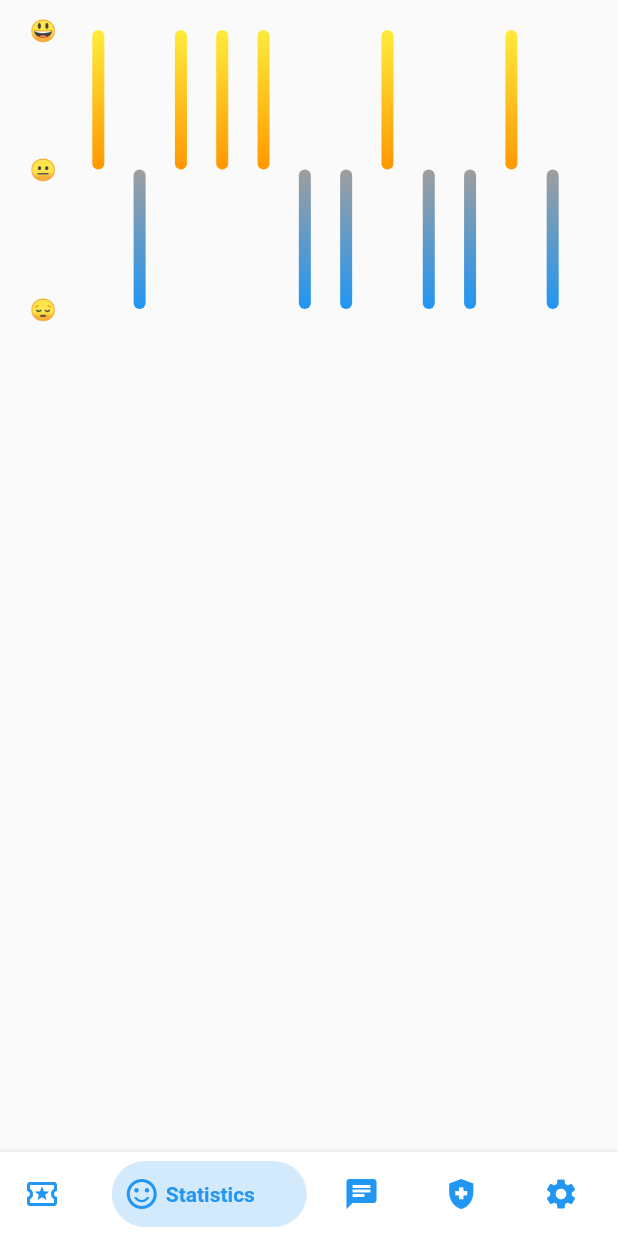
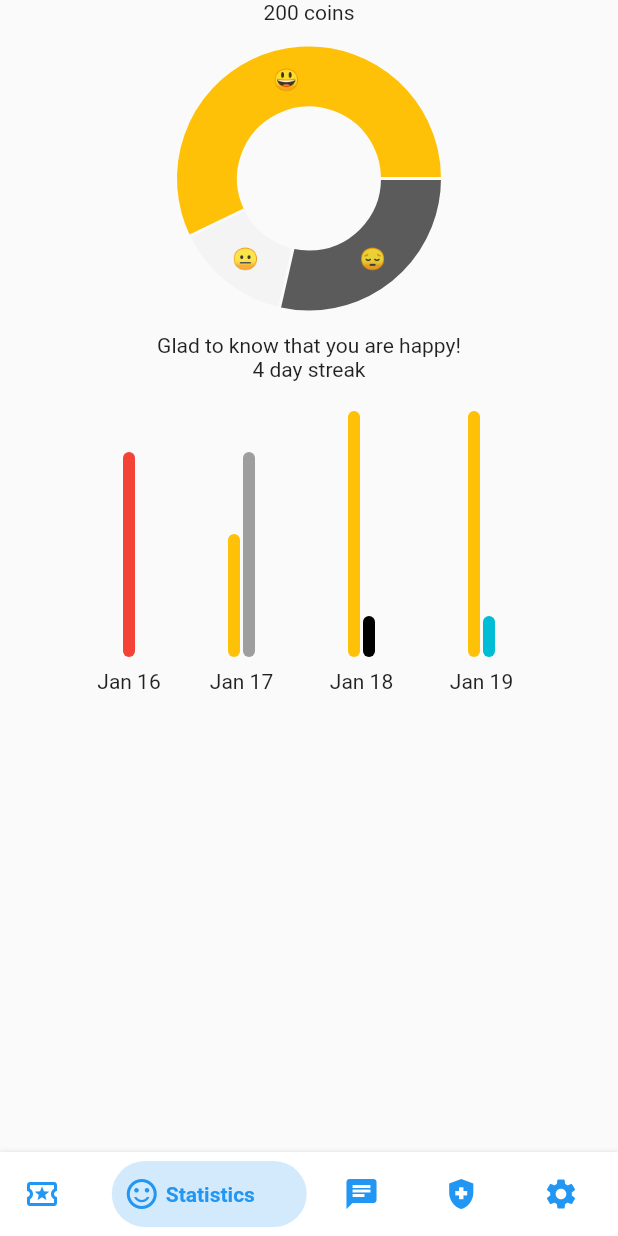
Before and after one commit to devout-coder/Ayuda, a Flutter app: the screen it shows after launch, swiped to page 2, on a phone screen of 412 x 824 dp. Run offline on Flutter 3.47's test engine with Material 2 defaults, Android fonts, the light colour scheme and no system bars; drawn by our look-alikes of bottom_navy_bar, fl_chart; our stand-ins replace animated_text_kit, delayed_display, get_it; missing offline and left inert: animated_check, animated_digit, dart_sentiment.

Commit message:
got done with anayltics page

```diff
--- a/lib/navigationpages/bottom_navigationpage.dart
+++ b/lib/navigationpages/bottom_navigationpage.dart
@@ -1,5 +1,5 @@
 import 'package:csi_hackathon/navigationpages/screens/chat.dart';
-import 'package:csi_hackathon/navigationpages/screens/homepage.dart';
+import 'package:csi_hackathon/navigationpages/screens/Activities.dart';
 import 'package:csi_hackathon/navigationpages/screens/statistics.dart';
 import 'package:flutter/material.dart';
 import 'package:bottom_navy_bar/bottom_navy_bar.dart';
--- a/lib/navigationpages/screens/statistics.dart
+++ b/lib/navigationpages/screens/statistics.dart
@@ -4,13 +4,6 @@ import 'package:csi_hackathon/states.dart';
 import 'package:fl_chart/fl_chart.dart';
 import 'package:flutter/material.dart';
 import 'package:get_it/get_it.dart';
-
-class SentimentDetails {
-  String sentiment;
-  SentimentDetails(
-    this.sentiment,
-  );
-}
 
 class StatisticsPage extends StatefulWidget {
   const StatisticsPage({super.key});
@@ -20,11 +13,47 @@ class StatisticsPage extends StatefulWidget {
 }
 
 class _StatisticsPageState extends State<StatisticsPage> {
+  States states = GetIt.I.get();
+  double? positive;
+  double? negative;
+  double? neutral;
+
+  @override
+  void initState() {
+    positive =
+        (countOccurrencesUsingWhereMethod(states.sentimentDetails, "positive") /
+                states.sentimentDetails.length) *
+            100;
+
+    negative =
+        (countOccurrencesUsingWhereMethod(states.sentimentDetails, "negative") /
+                states.sentimentDetails.length) *
+            100;
+
+    neutral =
+        (countOccurrencesUsingWhereMethod(states.sentimentDetails, "neutral") /
+                states.sentimentDetails.length) *
+            100;
+    super.initState();
+  }
+
   @override
   Widget build(BuildContext context) {
     return Scaffold(
       body: Column(
         children: [
+          Text("${states.points} coins"),
+          AspectRatio(
+            aspectRatio: 2.0,
+            child: PieChart(
+              PieChartData(
+                sections: _chartSections(positive!, negative!, neutral!),
+                centerSpaceRadius: 48.0,
+              ),
+            ),
+          ),
+          Text("Glad to know that you are happy!"),
+          Text("4 day streak"),
           Padding(
             padding: EdgeInsets.all(20),
             child: AspectRatio(
@@ -36,13 +65,12 @@ class _StatisticsPageState extends State<StatisticsPage> {
                   gridData: FlGridData(
                     show: false,
                   ),
-                  // barTouchData: BarTouchData(enabled: false),
                   titlesData: FlTitlesData(
-                    bottomTitles: AxisTitles(
+                    leftTitles: AxisTitles(
                         sideTitles: SideTitles(
                       showTitles: false,
                     )),
-                    leftTitles: AxisTitles(sideTitles: _bottomTitles),
+                    bottomTitles: AxisTitles(sideTitles: _bottomTitles),
                     topTitles:
                         AxisTitles(sideTitles: SideTitles(showTitles: false)),
                     rightTitles:
@@ -64,32 +92,99 @@ class Point {
   Point(this.x, this.y);
 }
 
+int countOccurrencesUsingWhereMethod(List<String> list, String element) {
+  if (list == null || list.isEmpty) {
+    return 0;
+  }
+
+  var foundElements = list.where((e) => e == element);
+  return foundElements.length;
+}
+
+List<PieChartSectionData> _chartSections(
+    double positive, double negative, double neutral) {
+  final List<PieChartSectionData> list = [];
+
+  // for (var sector in sectors) {
+  const double radius = 40.0;
+  PieChartSectionData data = PieChartSectionData(
+    color: Color.fromARGB(255, 91, 91, 91),
+    value: negative,
+    radius: radius,
+    title: '😔',
+  );
+  list.add(data);
+  data = PieChartSectionData(
+    color: Color.fromARGB(255, 244, 244, 244),
+    value: neutral,
+    radius: radius,
+    title: '😐',
+  );
+  list.add(data);
+
+  data = PieChartSectionData(
+    color: Colors.amber,
+    value: positive,
+    radius: radius,
+    title: '😃',
+  );
+  list.add(data);
+  return list;
+}
+
+Map colorData = {
+  "Mindfulness": Colors.amber,
+  "Muscle Relaxation": Colors.red,
+  "Breathing": Colors.black,
+  "5-4-3-2-1": Colors.grey,
+};
+
 List<BarChartGroupData> _chartGroups() {
   States states = GetIt.I.get();
+  List<BarChartGroupData> list = [];
+  states.activities.forEach((date, activityPoints) {
+    // activityList.forEach((activity) {
+    List<BarChartRodData> barChartRodData = [];
+    activityPoints.forEach((activity, points) {
+      BarChartRodData bd = BarChartRodData(
+        color: colorData[activity],
+        toY: points.toDouble(),
+      );
+      barChartRodData.add(bd);
+    });
+    BarChartGroupData bc = BarChartGroupData(
+      x: states.activities.keys.toList().indexOf(date) + 1,
+      barRods: barChartRodData,
+    );
+    list.add(bc);
+    // });
+  });
+  return list;
 
-  return states.sentimentDetails.map((point) {
-    Map sentimentMap = {"positive": 1, "negative": -1, "neutral": 0};
-    final int y = sentimentMap[point.sentiment];
-    return BarChartGroupData(
-        x: states.sentimentDetails.indexOf(point) + 1,
-        barRods: [
-          BarChartRodData(
-              toY: y.toDouble(),
-              gradient: y > 0
-                  ? LinearGradient(
-                      colors: [Colors.yellow, Colors.orange],
-                      begin: Alignment.topCenter,
-                      end: Alignment.bottomCenter,
-                    )
-                  : LinearGradient(
-                      colors: [Colors.grey, Colors.blue],
-                      begin: Alignment.topCenter,
-                      end: Alignment.bottomCenter,
-                    )
-              // color: y > 0 ? Colors.blue : Colors.red,
-              )
-        ]);
-  }).toList();
+  // return states.activities.map((time, activities) {
+  //   Map sentimentMap = {"positive": 1, "negative": -1, "neutral": 0};
+  //   final int y = sentimentMap[point.sentiment];
+
+  //   return BarChartGroupData(
+  //       x: states.sentimentDetails.indexOf(point) + 1,
+  //       barRods: [
+  //         BarChartRodData(
+  //             toY: y.toDouble(),
+  //             gradient: y > 0
+  //                 ? LinearGradient(
+  //                     colors: [Colors.yellow, Colors.orange],
+  //                     begin: Alignment.topCenter,
+  //                     end: Alignment.bottomCenter,
+  //                   )
+  //                 : LinearGradient(
+  //                     colors: [Colors.grey, Colors.blue],
+  //                     begin: Alignment.topCenter,
+  //                     end: Alignment.bottomCenter,
+  //                   )
+  //             // color: y > 0 ? Colors.blue : Colors.red,
+  //             )
+  //       ]);
+  // }).toList();
 }
 
 SideTitles get _bottomTitles => SideTitles(
@@ -97,13 +192,24 @@ SideTitles get _bottomTitles => SideTitles(
       getTitlesWidget: (value, meta) {
         debugPrint(value.toString());
         String text = '';
-        if (value == 0) {
-          text = '😐';
-        } else if (value == -1) {
-          text = '😔';
-        } else if (value == 1) {
-          text = '😃';
+        if (value == 1) {
+          text = 'Jan 16';
+        } else if (value == 2) {
+          text = 'Jan 17';
+        } else if (value == 3) {
+          text = 'Jan 18';
+        } else if (value == 4) {
+          text = 'Jan 19';
+        } else if (value == 5) {
+          text = 'Jan 20';
+        } else if (value == 6) {
+          text = 'Jan 21';
+        } else if (value == 7) {
+          text = 'Jan 22';
         }
-        return Text(text);
+        return Padding(
+          padding: const EdgeInsets.only(top: 8.0),
+          child: Text(text),
+        );
       },
     );
--- a/lib/states.dart
+++ b/lib/states.dart
@@ -1,24 +1,34 @@
 import 'package:csi_hackathon/navigationpages/screens/statistics.dart';
 
 class States {
-  List<SentimentDetails> sentimentDetails = [
-    SentimentDetails("positive"),
-    SentimentDetails("negative"),
-    SentimentDetails("positive"),
-    SentimentDetails("positive"),
-    SentimentDetails("positive"),
-    SentimentDetails("negative"),
-    SentimentDetails("negative"),
-    SentimentDetails("positive"),
-    SentimentDetails("negative"),
-    SentimentDetails("negative"),
-    SentimentDetails("positive"),
-    SentimentDetails("negative"),
+  List<String> sentimentDetails = [
+    "positive",
+    "negative",
+    "neutral",
+    "positive",
+    "neutral",
+    "negative",
+    "negative",
+    "neutral",
+    "negative",
+    "negative",
+    "positive",
+    "positive",
+    "positive",
+    "positive",
+    "positive",
+    "positive",
+    "positive",
+    "positive",
+    "positive",
+    "positive",
+    "negative",
   ];
-  Map<DateTime, List<String>> activities = {
-    DateTime(2023, 1, 19): ["Mindfulness", "Muscle Relaxation"],
-    DateTime(2023, 1, 19): ["Muscle Relaxation"],
-    DateTime(2023, 1, 19): ["Mindfulness"],
+  Map<DateTime, Map<String, int>> activities = {
+    DateTime(2023, 1, 16): {"Muscle Relaxation": 500},
+    DateTime(2023, 1, 17): {"Mindfulness": 300, "5-4-3-2-1": 500},
+    DateTime(2023, 1, 18): {"Mindfulness": 600, "Breathing": 100},
+    DateTime(2023, 1, 19): {"Mindfulness": 600, "5-5-5": 100},
   };
   int points = 200;
 }
```
Also changed, not shown: lib/navigationpages/screens/54321.dart (added, +15 -0 lines), lib/navigationpages/screens/555.dart (added, +15 -0 lines), lib/navigationpages/screens/Activities.dart (renamed from lib/navigationpages/screens/homepage.dart, +13 -2 lines), lib/navigationpages/screens/Breathing.dart (+9 -13 lines), lib/navigationpages/screens/chat.dart (+3 -9 lines).
